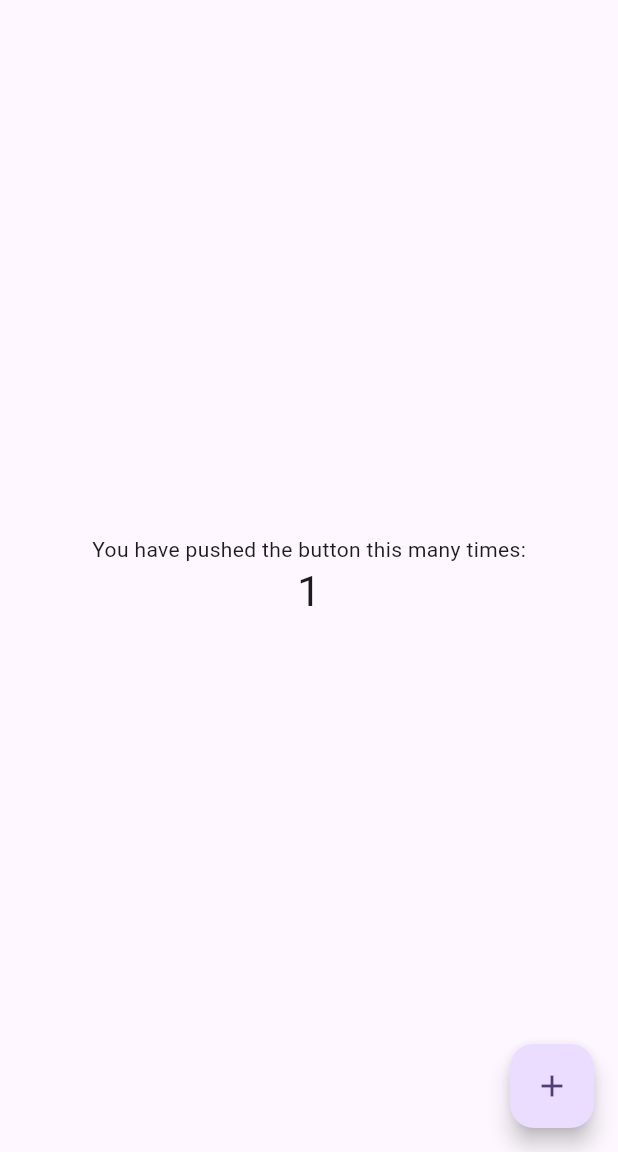
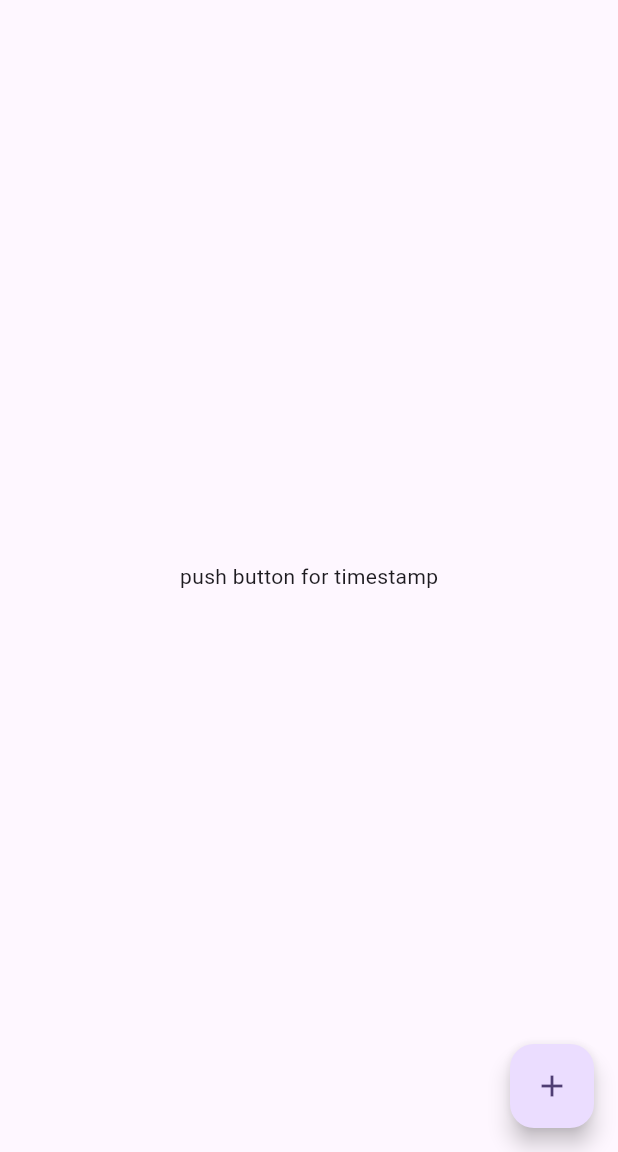
Before and after one commit to ysimonx/flutter-tsa-rfc3161, a Flutter app: the screen it shows after launch, after a tap on the "add" icon, on a phone screen of 412 x 824 dp, the part 84-1236 px from its top. Run offline on Flutter 3.47's test engine with Material 3 defaults, Android fonts, the phone set to English and light mode, and no system bars; our stand-ins replace dio, file_picker; missing offline and left inert: asn1lib; network calls fail.

```diff
--- a/lib/main.dart
+++ b/lib/main.dart
@@ -70,78 +70,34 @@ class MyHomePage extends StatefulWidget {
 class _MyHomePageState extends State<MyHomePage> {
   int _counter = 0;
 
-  void _incrementCounter() async {
-    await _pickFile();
-    setState(() {
-      // This call to setState tells the Flutter framework that something has
-      // changed in this State, which causes it to rerun the build method below
-      // so that the display can reflect the updated values. If we changed
-      // _counter without calling setState(), then the build method would not be
-      // called again, and so nothing would appear to happen.
-      _counter++;
-    });
-  }
+  void _timestamp() async {
+    String s = "test eliaz coucou\n\n\n";
 
-  Future<void> _pickFile() async {
-    // Sélectionner un fichier à horodater
-    FilePickerResult? result = await FilePicker.platform.pickFiles();
+    Digest digest = sha256.convert(s.codeUnits);
 
-    if (result != null) {
-      File file = File(result.files.single.path!);
-
-      await _timestampFile(file);
-    }
-  }
-
-  Future<void> _timestampFile(File file) async {
-    // Lire le contenu du fichier
-    Uint8List fileBytes = await file.readAsBytes();
-
-    // Générer l'empreinte SHA-256 du fichier
-    Digest digest = sha256.convert(fileBytes);
-
-    // Créer une requête d'horodatage en utilisant l'empreinte SHA-256
-    String tsaUrl = 'http://timestamp.digicert.com'; // URL du serveur TSA
-
-    // construction de l'algorithme de hachage
+    // build Seq Algorithm
     ASN1Sequence seqAlgorithm = getSeqAlgorithm();
 
-    // construction du messageImprint
+    // build messageImprint
     ASN1Sequence messageImprintSequence =
         getSeqMessageImprintSequence(seqAlgorithm, digest);
 
-    // version 1 de l'algorithm
+    // version 1 algorithm
     ASN1Integer version = ASN1Integer.fromInt(1);
 
-    // construction de la requete
+    // build timeStampRequest
     ASN1Sequence timeStampReq = ASN1Sequence();
     timeStampReq.add(version);
     timeStampReq.add(messageImprintSequence);
 
-    // marche bien sans ca aussi
-    //timeStampReq
-    //    .add(ASN1Object.fromBytes(Uint8List.fromList([0x01, 0x01, 0xff])));
-
-    // ASN1ObjectIdentifier reqPolicy = ASN1ObjectIdentifier(
-    //    [1, 3, 6, 1, 4, 1, 4146, 1]); // Exemple d'OID de politique
-    // int nonceValue =
-    //    DateTime.now().millisecondsSinceEpoch; // Utiliser un entier unique
-    // ASN1Integer nonce = ASN1Integer(BigInt.from(nonceValue));
-    // ASN1Boolean certReq = ASN1Boolean(
-    //    true); // Demande d'inclusion des certificats dans la réponse
-    // timeStampReq.add(reqPolicy);
-    // timeStampReq.add(nonce);
-    // timeStampReq.add(certReq);
-
-    // Créer la requête d'horodatage
-    await _write(timeStampReq);
-
-    // Envoyer la requête au serveur TSA
+    // send request to TSA Server
 
     Options options =
         Options(headers: {'Content-Type': 'application/timestamp-query'});
 
     final dio = Dio();
+    // Créer une requête d'horodatage en utilisant l'empreinte SHA-256
+    String tsaUrl = 'http://timestamp.digicert.com'; // URL du serveur TSA
 
     Response response = await dio.post(tsaUrl,
         data: timeStampReq.encodedBytes, options: options);
@@ -149,6 +105,7 @@ class _MyHomePageState extends State<MyHomePage> {
     print(response);
   }
 
+  // for future purpose
   _write(ASN1Sequence timeStampReq) async {
     try {
       Uint8List data = timeStampReq.encodedBytes;
@@ -167,76 +124,46 @@ class _MyHomePageState extends State<MyHomePage> {
 
   @override
   Widget build(BuildContext context) {
-    // This method is rerun every time setState is called, for instance as done
-    // by the _incrementCounter method above.
-    //
-    // The Flutter framework has been optimized to make rerunning build methods
-    // fast, so that you can just rebuild anything that needs updating rather
-    // than having to individually change instances of widgets.
     return Scaffold(
       appBar: AppBar(
-        // TRY THIS: Try changing the color here to a specific color (to
-        // Colors.amber, perhaps?) and trigger a hot reload to see the AppBar
-        // change color while the other colors stay the same.
         backgroundColor: Theme.of(context).colorScheme.inversePrimary,
-        // Here we take the value from the MyHomePage object that was created by
-        // the App.build method, and use it to set our appbar title.
         title: Text(widget.title),
       ),
-      body: Center(
-        // Center is a layout widget. It takes a single child and positions it
-        // in the middle of the parent.
+      body: const Center(
         child: Column(
-          // Column is also a layout widget. It takes a list of children and
-          // arranges them vertically. By default, it sizes itself to fit its
-          // children horizontally, and tries to be as tall as its parent.
-          //
-          // Column has various properties to control how it sizes itself and
-          // how it positions its children. Here we use mainAxisAlignment to
-          // center the children vertically; the main axis here is the vertical
-          // axis because Columns are vertical (the cross axis would be
-          // horizontal).
-          //
-          // TRY THIS: Invoke "debug painting" (choose the "Toggle Debug Paint"
-          // action in the IDE, or press "p" in the console), to see the
-          // wireframe for each widget.
           mainAxisAlignment: MainAxisAlignment.center,
           children: <Widget>[
-            const Text(
-              'You have pushed the button this many times:',
-            ),
             Text(
-              '$_counter',
-              style: Theme.of(context).textTheme.headlineMedium,
+              'push button for timestamp',
             ),
           ],
         ),
       ),
       floatingActionButton: FloatingActionButton(
-        onPressed: _incrementCounter,
-        tooltip: 'Increment',
+        onPressed: _timestamp,
+        tooltip: 'Timestamp',
         child: const Icon(Icons.add),
-      ), // This trailing comma makes auto-formatting nicer for build methods.
+      ),
     );
   }
 }
 
 ASN1Sequence getSeqMessageImprintSequence(
     ASN1Sequence seqAlgorithm, Digest digest) {
+  //
   Uint8List uint8list = Uint8List.fromList(digest.bytes);
 
-  print(digest.toString());
-
-  ASN1Object strange = ASN1Object.fromBytes(Uint8List.fromList([0x04, 0x20]));
-  ASN1Object x = ASN1Object.fromBytes(uint8list);
+  ASN1Object hashedText = ASN1Object.fromBytes(uint8list);
 
   ASN1Sequence messageImprintSequence = ASN1Sequence();
 
   messageImprintSequence.add(seqAlgorithm);
+
+  // why must I add this ? -- BEGIN --
+  ASN1Object strange = ASN1Object.fromBytes(Uint8List.fromList([0x04, 0x20]));
   messageImprintSequence.add(strange);
-  messageImprintSequence.add(x);
-
-  dumpSequence(messageImprintSequence.encodedBytes);
+  // why must I add this ? -- END --
+  messageImprintSequence.add(hashedText);
 
   return messageImprintSequence;
 }
```
